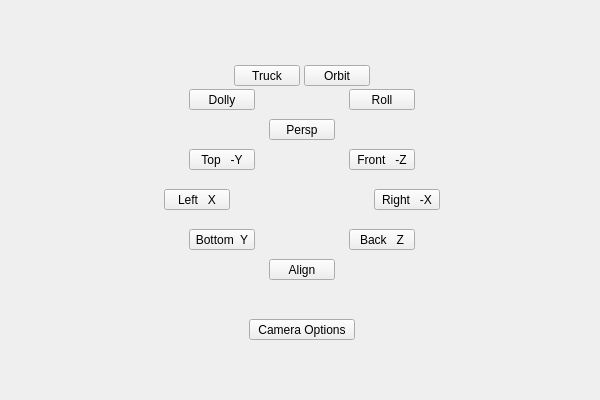
First picture: the form in radial/ui/uiLevel_1/cameras.ui, repository m3trik/radial, before the edit.
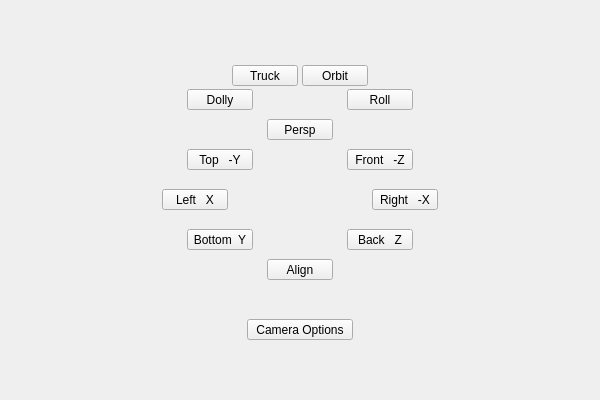
Second picture: the form after the edit.

```diff
--- a/radial/ui/uiLevel_1/cameras.ui
+++ b/radial/ui/uiLevel_1/cameras.ui
@@ -62,7 +62,7 @@
       <widget class="QWidget" name="w000" native="true">
        <property name="geometry">
         <rect>
-         <x>145</x>
+         <x>143</x>
          <y>10</y>
          <width>296</width>
          <height>91</height>
@@ -196,7 +196,7 @@
       <widget class="QWidget" name="viewport" native="true">
        <property name="geometry">
         <rect>
-         <x>145</x>
+         <x>143</x>
          <y>110</y>
          <width>296</width>
          <height>161</height>
@@ -406,7 +406,7 @@
       <widget class="QWidget" name="w002" native="true">
        <property name="geometry">
         <rect>
-         <x>145</x>
+         <x>143</x>
          <y>280</y>
          <width>296</width>
          <height>101</height>
```
